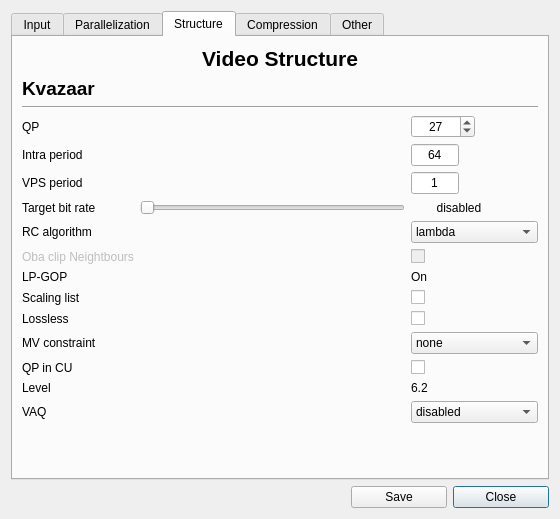
First picture: the form in ui/videosettings.ui, repository ultravideo/uvgComm, before the edit.
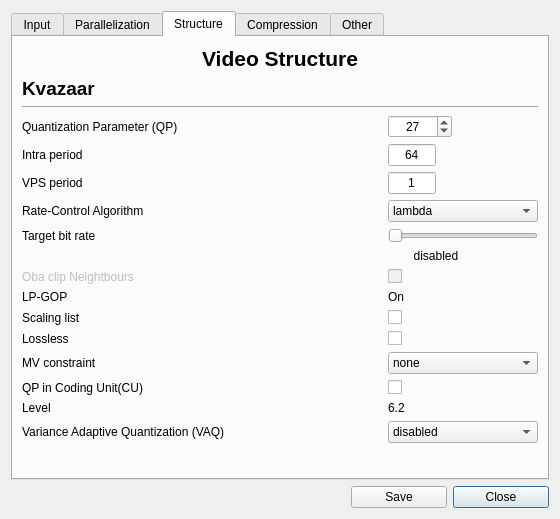
Second picture: the form after the edit. The open tabs and pages were chosen to show the change.

Commit message: feature(Settings): Write open terms in video settings.

Patch:
```diff
--- a/ui/videosettings.ui
+++ b/ui/videosettings.ui
@@ -593,253 +593,21 @@
        <string>Structure</string>
       </attribute>
       <layout class="QGridLayout" name="gridLayout_4">
-       <item row="3" column="2">
-        <widget class="QSpinBox" name="qp">
-         <property name="maximumSize">
-          <size>
-           <width>64</width>
-           <height>24</height>
-          </size>
-         </property>
-         <property name="toolTip">
-          <string>&lt;html&gt;&lt;head/&gt;&lt;body&gt;&lt;p&gt;Quantization parameter&lt;/p&gt;&lt;/body&gt;&lt;/html&gt;</string>
-         </property>
-         <property name="alignment">
-          <set>Qt::AlignCenter</set>
-         </property>
-         <property name="maximum">
-          <number>51</number>
-         </property>
-         <property name="value">
-          <number>27</number>
-         </property>
-        </widget>
-       </item>
-       <item row="13" column="0" colspan="2">
-        <widget class="QLabel" name="label_23">
-         <property name="text">
-          <string>Lossless</string>
-         </property>
-        </widget>
-       </item>
-       <item row="15" column="0" colspan="2">
-        <widget class="QLabel" name="label_25">
-         <property name="text">
-          <string>QP in CU</string>
-         </property>
-        </widget>
-       </item>
-       <item row="10" column="2">
-        <widget class="QLabel" name="label_19">
-         <property name="text">
-          <string>On</string>
-         </property>
-        </widget>
-       </item>
-       <item row="5" column="0">
-        <widget class="QLabel" name="VPS">
-         <property name="text">
-          <string>VPS period</string>
-         </property>
-        </widget>
-       </item>
-       <item row="2" column="0" colspan="3">
-        <widget class="Line" name="line_6">
-         <property name="orientation">
-          <enum>Qt::Horizontal</enum>
-         </property>
-        </widget>
-       </item>
-       <item row="4" column="2">
-        <widget class="QLineEdit" name="intra">
-         <property name="maximumSize">
-          <size>
-           <width>48</width>
-           <height>16777215</height>
-          </size>
-         </property>
-         <property name="layoutDirection">
-          <enum>Qt::LeftToRight</enum>
-         </property>
-         <property name="text">
-          <string>64</string>
-         </property>
-         <property name="alignment">
-          <set>Qt::AlignCenter</set>
-         </property>
-        </widget>
-       </item>
        <item row="15" column="2">
-        <widget class="QCheckBox" name="qp_in_cu_box">
-         <property name="text">
-          <string/>
-         </property>
-        </widget>
-       </item>
-       <item row="16" column="2">
-        <widget class="QLabel" name="label_27">
-         <property name="text">
-          <string>6.2</string>
-         </property>
-        </widget>
-       </item>
-       <item row="8" column="0">
-        <widget class="QLabel" name="label_21">
-         <property name="text">
-          <string>RC algorithm</string>
-         </property>
-        </widget>
-       </item>
-       <item row="9" column="2">
-        <widget class="QCheckBox" name="oba_clip_neighbours">
-         <property name="enabled">
-          <bool>false</bool>
-         </property>
-         <property name="text">
-          <string/>
-         </property>
-        </widget>
-       </item>
-       <item row="8" column="2">
-        <widget class="QComboBox" name="rc_algorithm">
-         <property name="maximumSize">
-          <size>
-           <width>16777215</width>
-           <height>16777215</height>
-          </size>
-         </property>
-         <item>
-          <property name="text">
-           <string>lambda</string>
-          </property>
-         </item>
-         <item>
-          <property name="text">
-           <string>oba</string>
-          </property>
-         </item>
-        </widget>
-       </item>
-       <item row="0" column="0" colspan="3">
-        <widget class="QLabel" name="label_8">
-         <property name="font">
-          <font>
-           <pointsize>16</pointsize>
-           <weight>75</weight>
-           <bold>true</bold>
-          </font>
-         </property>
-         <property name="text">
-          <string>Video Structure</string>
-         </property>
-         <property name="alignment">
-          <set>Qt::AlignCenter</set>
-         </property>
-        </widget>
-       </item>
-       <item row="5" column="2">
-        <widget class="QLineEdit" name="vps">
-         <property name="maximumSize">
-          <size>
-           <width>48</width>
-           <height>16777215</height>
-          </size>
-         </property>
-         <property name="text">
-          <string>1</string>
-         </property>
-         <property name="alignment">
-          <set>Qt::AlignCenter</set>
-         </property>
-        </widget>
-       </item>
-       <item row="3" column="1">
-        <spacer name="horizontalSpacer_2">
-         <property name="orientation">
-          <enum>Qt::Horizontal</enum>
-         </property>
-         <property name="sizeHint" stdset="0">
-          <size>
-           <width>40</width>
-           <height>20</height>
-          </size>
-         </property>
-        </spacer>
-       </item>
-       <item row="11" column="2">
-        <widget class="QCheckBox" name="scaling_box">
-         <property name="text">
-          <string/>
-         </property>
-        </widget>
-       </item>
-       <item row="3" column="0">
-        <widget class="QLabel" name="QP">
-         <property name="text">
-          <string>QP</string>
-         </property>
-        </widget>
-       </item>
-       <item row="10" column="0">
-        <widget class="QLabel" name="label_15">
-         <property name="text">
-          <string>LP-GOP</string>
-         </property>
-        </widget>
-       </item>
-       <item row="4" column="0">
-        <widget class="QLabel" name="Intra">
-         <property name="text">
-          <string>Intra period</string>
-         </property>
-        </widget>
-       </item>
-       <item row="6" column="0">
-        <widget class="QLabel" name="bitrate_label">
-         <property name="text">
-          <string>Target bit rate</string>
-         </property>
-        </widget>
-       </item>
-       <item row="9" column="0">
-        <widget class="QLabel" name="oba_clip_neighbour_label">
-         <property name="enabled">
-          <bool>false</bool>
-         </property>
-         <property name="text">
-          <string>Oba clip Neightbours</string>
-         </property>
-        </widget>
-       </item>
-       <item row="1" column="0">
-        <widget class="QLabel" name="label_13">
-         <property name="font">
-          <font>
-           <pointsize>14</pointsize>
-           <weight>75</weight>
-           <bold>true</bold>
-          </font>
-         </property>
-         <property name="text">
-          <string>Kvazaar</string>
-         </property>
-        </widget>
-       </item>
-       <item row="13" column="2">
         <widget class="QCheckBox" name="lossless_box">
          <property name="text">
           <string/>
          </property>
         </widget>
        </item>
-       <item row="16" column="0">
-        <widget class="QLabel" name="label_26">
+       <item row="13" column="0">
+        <widget class="QLabel" name="label_20">
          <property name="text">
-          <string>Level</string>
+          <string>Scaling list</string>
          </property>
         </widget>
        </item>
-       <item row="17" column="2">
+       <item row="19" column="2">
         <widget class="QComboBox" name="vaq">
          <item>
           <property name="text">
@@ -948,21 +716,185 @@
          </item>
         </widget>
        </item>
-       <item row="17" column="0">
-        <widget class="QLabel" name="label_28">
+       <item row="16" column="0" colspan="2">
+        <widget class="QLabel" name="label_24">
          <property name="text">
-          <string>VAQ</string>
+          <string>MV constraint</string>
+         </property>
+        </widget>
+       </item>
+       <item row="3" column="0">
+        <widget class="QLabel" name="QP">
+         <property name="text">
+          <string>Quantization Parameter (QP)</string>
          </property>
         </widget>
        </item>
        <item row="11" column="0">
-        <widget class="QLabel" name="label_20">
+        <widget class="QLabel" name="oba_clip_neighbour_label">
+         <property name="enabled">
+          <bool>false</bool>
+         </property>
          <property name="text">
-          <string>Scaling list</string>
+          <string>Oba clip Neightbours</string>
          </property>
         </widget>
        </item>
-       <item row="14" column="2">
+       <item row="0" column="0" colspan="3">
+        <widget class="QLabel" name="label_8">
+         <property name="font">
+          <font>
+           <pointsize>16</pointsize>
+           <weight>75</weight>
+           <bold>true</bold>
+          </font>
+         </property>
+         <property name="text">
+          <string>Video Structure</string>
+         </property>
+         <property name="alignment">
+          <set>Qt::AlignCenter</set>
+         </property>
+        </widget>
+       </item>
+       <item row="15" column="0" colspan="2">
+        <widget class="QLabel" name="label_23">
+         <property name="text">
+          <string>Lossless</string>
+         </property>
+        </widget>
+       </item>
+       <item row="18" column="0">
+        <widget class="QLabel" name="label_26">
+         <property name="text">
+          <string>Level</string>
+         </property>
+        </widget>
+       </item>
+       <item row="5" column="2">
+        <widget class="QLineEdit" name="vps">
+         <property name="maximumSize">
+          <size>
+           <width>48</width>
+           <height>16777215</height>
+          </size>
+         </property>
+         <property name="text">
+          <string>1</string>
+         </property>
+         <property name="alignment">
+          <set>Qt::AlignCenter</set>
+         </property>
+        </widget>
+       </item>
+       <item row="11" column="2">
+        <widget class="QCheckBox" name="oba_clip_neighbours">
+         <property name="enabled">
+          <bool>false</bool>
+         </property>
+         <property name="text">
+          <string/>
+         </property>
+        </widget>
+       </item>
+       <item row="13" column="2">
+        <widget class="QCheckBox" name="scaling_box">
+         <property name="text">
+          <string/>
+         </property>
+        </widget>
+       </item>
+       <item row="18" column="2">
+        <widget class="QLabel" name="label_27">
+         <property name="text">
+          <string>6.2</string>
+         </property>
+        </widget>
+       </item>
+       <item row="3" column="2">
+        <widget class="QSpinBox" name="qp">
+         <property name="maximumSize">
+          <size>
+           <width>64</width>
+           <height>24</height>
+          </size>
+         </property>
+         <property name="toolTip">
+          <string>&lt;html&gt;&lt;head/&gt;&lt;body&gt;&lt;p&gt;Quantization parameter&lt;/p&gt;&lt;/body&gt;&lt;/html&gt;</string>
+         </property>
+         <property name="alignment">
+          <set>Qt::AlignCenter</set>
+         </property>
+         <property name="maximum">
+          <number>51</number>
+         </property>
+         <property name="value">
+          <number>27</number>
+         </property>
+        </widget>
+       </item>
+       <item row="4" column="2">
+        <widget class="QLineEdit" name="intra">
+         <property name="maximumSize">
+          <size>
+           <width>48</width>
+           <height>16777215</height>
+          </size>
+         </property>
+         <property name="layoutDirection">
+          <enum>Qt::LeftToRight</enum>
+         </property>
+         <property name="text">
+          <string>64</string>
+         </property>
+         <property name="alignment">
+          <set>Qt::AlignCenter</set>
+         </property>
+        </widget>
+       </item>
+       <item row="1" column="0">
+        <widget class="QLabel" name="label_13">
+         <property name="font">
+          <font>
+           <pointsize>14</pointsize>
+           <weight>75</weight>
+           <bold>true</bold>
+          </font>
+         </property>
+         <property name="text">
+          <string>Kvazaar</string>
+         </property>
+        </widget>
+       </item>
+       <item row="12" column="0">
+        <widget class="QLabel" name="label_15">
+         <property name="text">
+          <string>LP-GOP</string>
+         </property>
+        </widget>
+       </item>
+       <item row="8" column="0">
+        <widget class="QLabel" name="bitrate_label">
+         <property name="text">
+          <string>Target bit rate</string>
+         </property>
+        </widget>
+       </item>
+       <item row="2" column="0" colspan="3">
+        <widget class="Line" name="line_6">
+         <property name="orientation">
+          <enum>Qt::Horizontal</enum>
+         </property>
+        </widget>
+       </item>
+       <item row="4" column="0">
+        <widget class="QLabel" name="Intra">
+         <property name="text">
+          <string>Intra period</string>
+         </property>
+        </widget>
+       </item>
+       <item row="16" column="2">
         <widget class="QComboBox" name="mv_constraint">
          <item>
           <property name="text">
@@ -991,14 +923,7 @@
          </item>
         </widget>
        </item>
-       <item row="14" column="0" colspan="2">
-        <widget class="QLabel" name="label_24">
-         <property name="text">
-          <string>MV constraint</string>
-         </property>
-        </widget>
-       </item>
-       <item row="18" column="0" colspan="3">
+       <item row="20" column="0" colspan="3">
         <spacer name="verticalSpacer">
          <property name="orientation">
           <enum>Qt::Vertical</enum>
@@ -1011,7 +936,98 @@
          </property>
         </spacer>
        </item>
-       <item row="6" column="1">
+       <item row="17" column="0" colspan="2">
+        <widget class="QLabel" name="label_25">
+         <property name="text">
+          <string>QP in Coding Unit(CU)</string>
+         </property>
+        </widget>
+       </item>
+       <item row="3" column="1">
+        <spacer name="horizontalSpacer_2">
+         <property name="orientation">
+          <enum>Qt::Horizontal</enum>
+         </property>
+         <property name="sizeHint" stdset="0">
+          <size>
+           <width>40</width>
+           <height>20</height>
+          </size>
+         </property>
+        </spacer>
+       </item>
+       <item row="12" column="2">
+        <widget class="QLabel" name="label_19">
+         <property name="text">
+          <string>On</string>
+         </property>
+        </widget>
+       </item>
+       <item row="5" column="0">
+        <widget class="QLabel" name="VPS">
+         <property name="text">
+          <string>VPS period</string>
+         </property>
+        </widget>
+       </item>
+       <item row="17" column="2">
+        <widget class="QCheckBox" name="qp_in_cu_box">
+         <property name="text">
+          <string/>
+         </property>
+        </widget>
+       </item>
+       <item row="19" column="0">
+        <widget class="QLabel" name="label_28">
+         <property name="text">
+          <string>Variance Adaptive Quantization (VAQ)</string>
+         </property>
+        </widget>
+       </item>
+       <item row="6" column="0">
+        <widget class="QLabel" name="label_21">
+         <property name="text">
+          <string>Rate-Control Algorithm</string>
+         </property>
+        </widget>
+       </item>
+       <item row="6" column="2">
+        <widget class="QComboBox" name="rc_algorithm">
+         <property name="maximumSize">
+          <size>
+           <width>16777215</width>
+           <height>16777215</height>
+          </size>
+         </property>
+         <item>
+          <property name="text">
+           <string>lambda</string>
+          </property>
+         </item>
+         <item>
+          <property name="text">
+           <string>oba</string>
+          </property>
+         </item>
+        </widget>
+       </item>
+       <item row="9" column="2">
+        <widget class="QLabel" name="bitrate">
+         <property name="maximumSize">
+          <size>
+           <width>96</width>
+           <height>16777215</height>
+          </size>
+         </property>
+         <property name="text">
+          <string>disabled</string>
+         </property>
+         <property name="alignment">
+          <set>Qt::AlignCenter</set>
+         </property>
+        </widget>
+       </item>
+       <item row="8" column="2">
         <widget class="QSlider" name="bitrate_slider">
          <property name="maximum">
           <number>10000000</number>
@@ -1027,22 +1043,6 @@
          </property>
         </widget>
        </item>
-       <item row="6" column="2">
-        <widget class="QLabel" name="bitrate">
-         <property name="maximumSize">
-          <size>
-           <width>96</width>
-           <height>16777215</height>
-          </size>
-         </property>
-         <property name="text">
-          <string>disabled</string>
-         </property>
-         <property name="alignment">
-          <set>Qt::AlignCenter</set>
-         </property>
-        </widget>
-       </item>
       </layout>
      </widget>
      <widget class="QWidget" name="compression">
```
Left out of the diff: 299 changed lines with no effect on the pictures.
